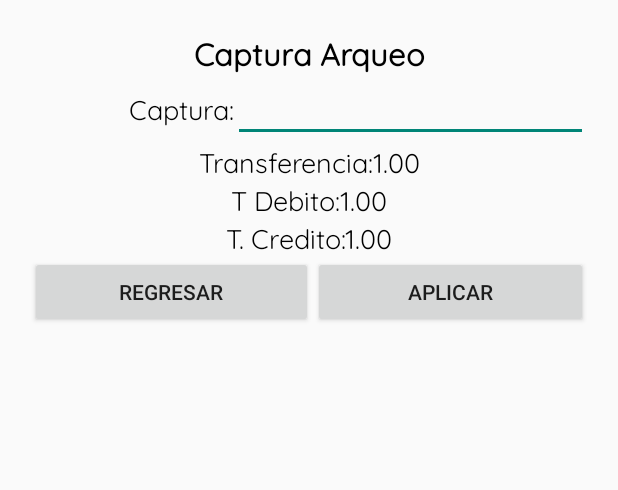
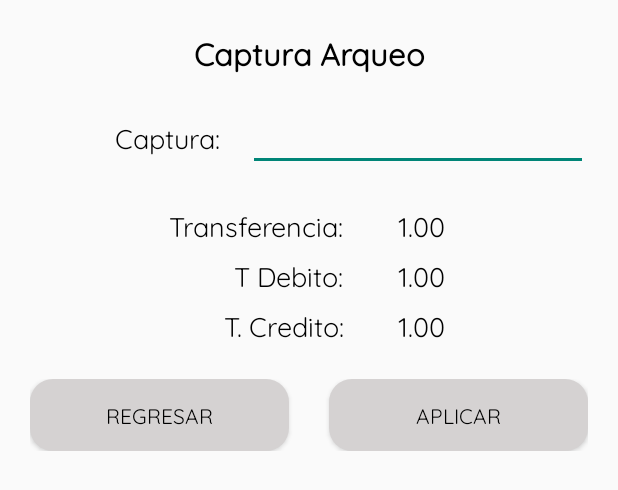
Before and after one commit to JoseJavierGonzalezOrozco2008/Aristo_Movil_2, an Android app: the layout dialogo_arqueo.xml on its own in the app's theme, with its tools: preview values and no code run, on a phone screen of 412 x 824 dp. Shown: the top 490 px of the screen. Run offline under Robolectric (Android 15) with nearby library versions, the phone set to English and light mode, and no system bars; Roboto replaces fonts that are not available here.

Commit message:
Prods y Arqueo

```diff
--- a/app/build.gradle
+++ b/app/build.gradle
@@ -70,4 +70,5 @@ dependencies {
     //noinspection GradleCompatible
     implementation 'com.android.support:percent:23.3.0'
     implementation 'com.android.support.constraint:constraint-layout:2.0.4'
+    implementation 'androidx.gridlayout:gridlayout:1.0.0'
 }
--- a/app/src/main/java/com/example/aristomovil2/adapters/ListaProdsAdapter.java
+++ b/app/src/main/java/com/example/aristomovil2/adapters/ListaProdsAdapter.java
@@ -1,6 +1,8 @@
 package com.example.aristomovil2.adapters;
 
+import android.app.AlertDialog;
 import android.content.Context;
+import android.view.ContextThemeWrapper;
 import android.view.LayoutInflater;
 import android.view.View;
 import android.view.ViewGroup;
@@ -17,7 +19,9 @@ import com.example.aristomovil2.modelos.Generica;
 import com.example.aristomovil2.utileria.Enumeradores;
 import com.example.aristomovil2.utileria.Libreria;
 
+import java.util.Arrays;
 import java.util.List;
+import java.util.regex.Pattern;
 
 public class ListaProdsAdapter extends ArrayAdapter<Generica> {
     private final Context context;
@@ -67,15 +71,39 @@ public class ListaProdsAdapter extends ArrayAdapter<Generica> {
         if (segundaLinea.length() > limite) {
             segundaLinea = segundaLinea.substring(0, limite - 3) + "...";
         }*/
-
         String textoFinal = primeraLinea;// + (segundaLinea.isEmpty() ? "" : "\n" + segundaLinea);
 
+        String[] partes = items.get(position).getTex1().split("\\$");
         itemButton.setText(textoFinal);
+        AlertDialog.Builder confirmacion = new AlertDialog.Builder(this.getContext());
         itemButton.setOnClickListener(v -> {
             //Toast.makeText(context, "Acción para: " + this.v_ultprod, Toast.LENGTH_SHORT).show();
             //wsLineaCaptura(items.get(position).getTex3());
-            if(activity instanceof Carrito){
-                ((Carrito)activity).wsLineaCaptura(items.get(position).getTex3());
+
+
+            if(partes.length >= 2){
+                partes[1] = partes[1].trim();
+                String regex = "^(?!0|\\.00)[0-9]+(,\\d{3})*(.[0-9]{0,2})$";
+                if(Pattern.matches(regex, partes[1])){
+                    //partes[1] = partes[1].replaceAll(",","");
+                    //Double precio = Double.parseDouble(partes[1]);
+                    if(activity instanceof Carrito){
+                        ((Carrito)activity).wsLineaCaptura(items.get(position).getTex3());
+                    }
+                } else {
+                    confirmacion.setTitle("Error");
+                    confirmacion.setMessage("Este producto no cuenta con un precio correcto asignado...");
+                    confirmacion.setCancelable(true);
+                    confirmacion.setPositiveButton("OK", (dialog, which) -> dialog.dismiss());
+                    confirmacion.show();
+                }
+
+            } else {
+                confirmacion.setTitle("Error");
+                confirmacion.setMessage("Este producto no cuenta con precio asignado...");
+                confirmacion.setCancelable(true);
+                confirmacion.setPositiveButton("OK", (dialog, which) -> dialog.dismiss());
+                confirmacion.show();
             }
 
         });
--- a/app/src/main/res/layout/dialogo_arqueo.xml
+++ b/app/src/main/res/layout/dialogo_arqueo.xml
@@ -29,6 +29,7 @@
             android:layout_width="match_parent"
             android:layout_height="match_parent"
             android:gravity="center"
+            android:layout_marginTop="@dimen/_15sdp"
             android:orientation="horizontal">
 
             <TextView
@@ -39,6 +40,7 @@
                 android:gravity="end"
                 android:text="Captura:"
                 android:textColor="#000000"
+                android:layout_marginEnd="@dimen/_15sdp"
                 android:textSize="@dimen/textSizeSmall" />
 
             <EditText
@@ -53,19 +55,23 @@
 
         </LinearLayout>
 
-        <LinearLayout
+
+        <androidx.gridlayout.widget.GridLayout
             android:layout_width="match_parent"
-            android:layout_height="wrap_content"
-            android:orientation="horizontal"
-            android:gravity="center">
-
+            android:layout_height="match_parent"
+            app:columnCount="2"
+            app:useDefaultMargins="true"
+            android:layout_marginBottom="@dimen/_15sdp"
+            android:layout_marginTop="@dimen/_15sdp">
             <TextView
                 android:layout_width="wrap_content"
                 android:layout_height="wrap_content"
                 android:fontFamily="@font/arial"
                 android:text="Transferencia:"
                 android:gravity="end"
-                android:layout_weight="0.5"
+                app:layout_columnWeight="1"
+                app:layout_rowWeight="1"
+                android:layout_marginEnd="@dimen/_25sdp"
                 android:textColor="#000000"
                 android:textSize="@dimen/textSizeSmall" />
 
@@ -75,16 +81,10 @@
                 android:layout_height="wrap_content"
                 android:fontFamily="@font/arial"
                 android:text="1.00"
-                android:layout_weight="0.5"
+                app:layout_columnWeight="1"
+                app:layout_rowWeight="1"
                 android:textColor="#000000"
                 android:textSize="@dimen/textSizeSmall" />
-
-        </LinearLayout>
-        <LinearLayout
-            android:layout_width="match_parent"
-            android:layout_height="wrap_content"
-            android:orientation="horizontal"
-            android:gravity="center">
 
             <TextView
                 android:layout_width="wrap_content"
@@ -92,7 +92,9 @@
                 android:fontFamily="@font/arial"
                 android:text="T Debito:"
                 android:gravity="end"
-                android:layout_weight="0.5"
+                app:layout_columnWeight="1"
+                app:layout_rowWeight="1"
+                android:layout_marginEnd="@dimen/_25sdp"
                 android:textColor="#000000"
                 android:textSize="@dimen/textSizeSmall" />
 
@@ -102,24 +104,19 @@
                 android:layout_height="wrap_content"
                 android:fontFamily="@font/arial"
                 android:text="1.00"
-                android:layout_weight="0.5"
+                app:layout_columnWeight="1"
+                app:layout_rowWeight="1"
                 android:textColor="#000000"
                 android:textSize="@dimen/textSizeSmall" />
-
-        </LinearLayout>
-        <LinearLayout
-            android:layout_width="match_parent"
-            android:layout_height="wrap_content"
-            android:orientation="horizontal"
-            android:gravity="center">
-
             <TextView
                 android:layout_width="wrap_content"
                 android:layout_height="wrap_content"
                 android:fontFamily="@font/arial"
                 android:text="T. Credito:"
                 android:gravity="end"
-                android:layout_weight="0.5"
+                app:layout_columnWeight="1"
+                app:layout_rowWeight="1"
+                android:layout_marginEnd="@dimen/_25sdp"
                 android:textColor="#000000"
                 android:textSize="@dimen/textSizeSmall" />
 
@@ -129,11 +126,13 @@
                 android:layout_height="wrap_content"
                 android:fontFamily="@font/arial"
                 android:text="1.00"
-                android:layout_weight="0.5"
+                app:layout_columnWeight="1"
+                app:layout_rowWeight="1"
                 android:textColor="#000000"
                 android:textSize="@dimen/textSizeSmall" />
 
-        </LinearLayout>
+        </androidx.gridlayout.widget.GridLayout>
+
         <LinearLayout
             android:layout_width="match_parent"
             android:layout_height="wrap_content"
@@ -143,13 +142,21 @@
                 android:id="@+id/arqebtnregresa"
                 android:layout_width="wrap_content"
                 android:layout_height="wrap_content"
+                android:background="@drawable/button_casiagotado"
+                android:textColor="@drawable/white_text_button"
+                android:fontFamily="@font/arial"
                 android:layout_weight="1"
+                android:layout_marginEnd="@dimen/_10sdp"
                 android:text="Regresar" />
             <Button
                 android:id="@+id/arqebtnguarda"
                 android:layout_width="wrap_content"
                 android:layout_height="wrap_content"
+                android:background="@drawable/button_green"
+                android:textColor="@drawable/white_text_button"
+                android:fontFamily="@font/arial"
                 android:layout_weight="1"
+                android:layout_marginStart="@dimen/_10sdp"
                 android:text="Aplicar" />
         </LinearLayout>
 
```
